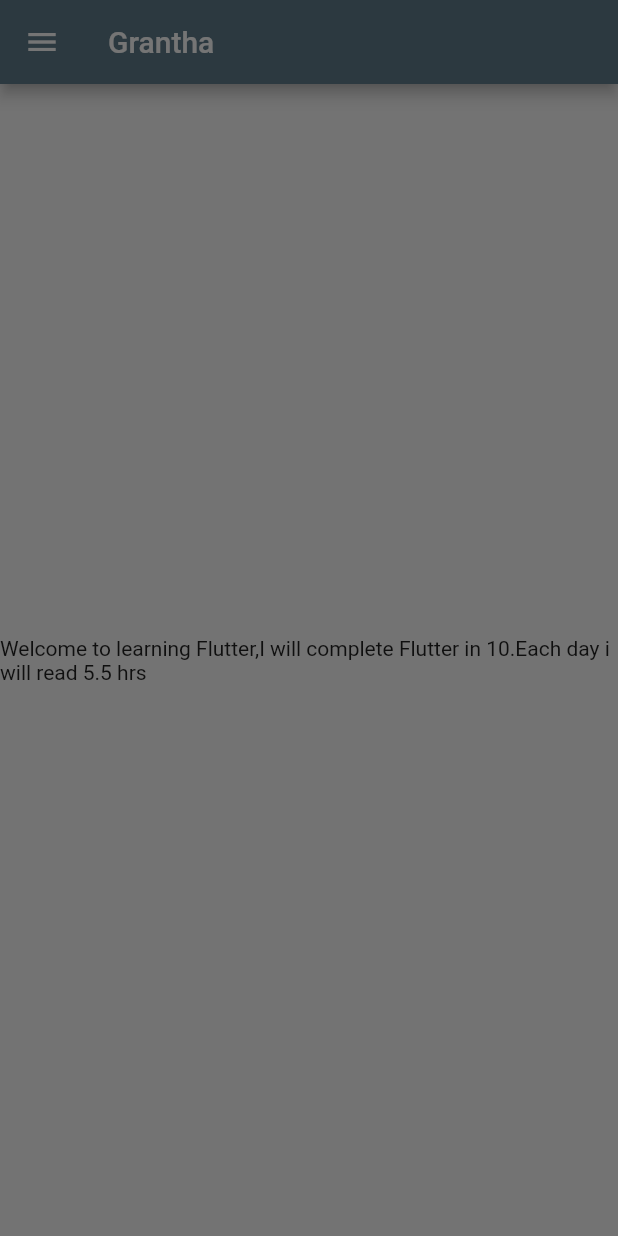
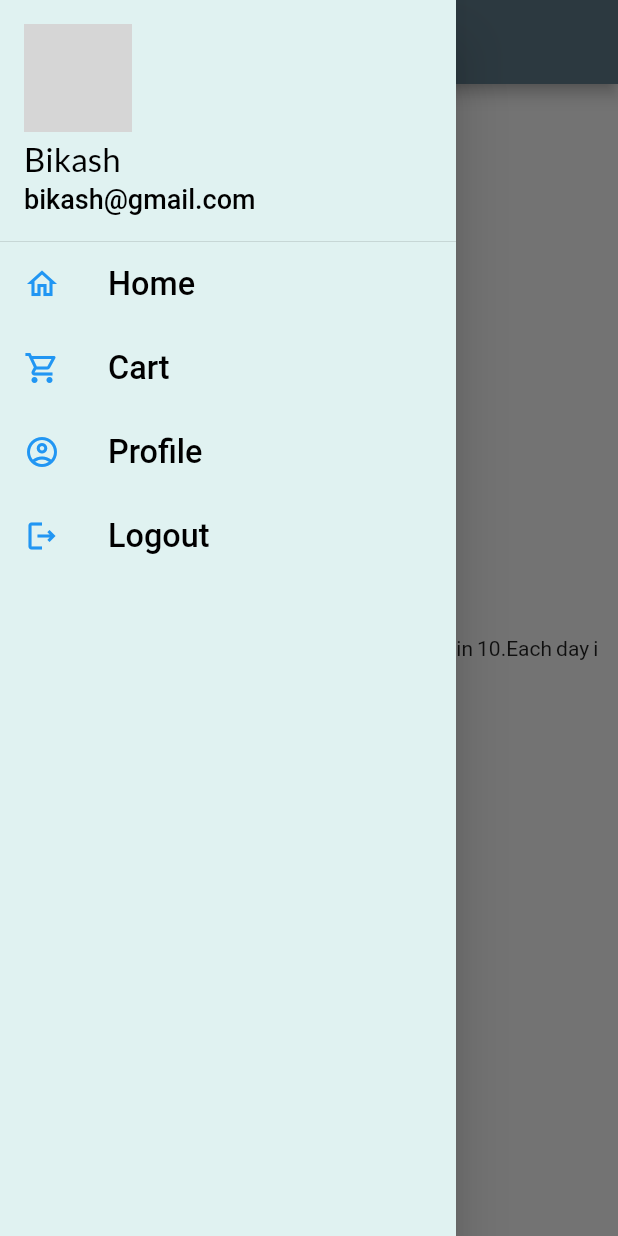
Before and after one commit to Bikash888/flutter_learning, a Flutter app: the Home screen opened by its route, with the side drawer open, on a phone screen of 412 x 824 dp. Run offline on Flutter 3.47's test engine with Material 2 defaults, Android fonts, the phone set to English and light mode, and no system bars; our stand-ins replace google_fonts; network calls fail; Roboto replaces fonts that are missing (Arapey); grey boxes are pictures that could not be loaded.

Commit message:
sidebar drawer added

```diff
--- a/lib/widgets/drawer.dart
+++ b/lib/widgets/drawer.dart
@@ -1,10 +1,104 @@
 import 'package:flutter/material.dart';
+import 'package:google_fonts/google_fonts.dart';
 
 class StyledDrawer extends StatelessWidget {
   const StyledDrawer({Key? key}) : super(key: key);
 
   @override
   Widget build(BuildContext context) {
-    return Container();
+    final imageUrl =
+        'https://i.picsum.photos/id/1074/5472/3648.jpg?hmac=w-Fbv9bl0KpEUgZugbsiGk3Y2-LGAuiLZOYsRk0zo4A';
+    return Drawer(
+      child: Container(
+        color: Colors.teal[50],
+        child: ListView(
+          padding: EdgeInsets.zero,
+          children: [
+            DrawerHeader(
+                padding: EdgeInsets.zero,
+                margin: EdgeInsets.zero,
+                child: UserAccountsDrawerHeader(
+                    decoration: BoxDecoration(
+                      color: Colors.teal[50],
+                    ),
+                    margin: EdgeInsets.zero,
+                    accountName: Text(
+                      "Bikash",
+                      style: TextStyle(
+                          color: Colors.black,
+                          fontSize: 22,
+                          fontFamily: GoogleFonts.lato().fontFamily,
+                          fontWeight: FontWeight.w500),
+                    ),
+                    accountEmail: Text(
+                      "bikash@gmail.com",
+                      style: TextStyle(
+                          color: Colors.black,
+                          fontSize: 18,
+                          fontWeight: FontWeight.w500),
+                    ),
+                    currentAccountPicture: CircleAvatar(
+                      backgroundImage: NetworkImage(imageUrl),
+                    ))),
+            ListTile(
+              leading: Icon(
+                Icons.home_outlined,
+                color: Colors.blue,
+              ),
+              title: Text(
+                "Home",
+                textScaleFactor: 1.2,
+                style: TextStyle(
+                    color: Colors.black,
+                    fontSize: 18,
+                    fontWeight: FontWeight.w500),
+              ),
+            ),
+            ListTile(
+              leading: Icon(
+                Icons.shopping_cart_outlined,
+                color: Colors.blue,
+              ),
+              title: Text(
+                "Cart",
+                textScaleFactor: 1.2,
+                style: TextStyle(
+                    color: Colors.black,
+                    fontSize: 18,
+                    fontWeight: FontWeight.w500),
+              ),
+            ),
+            ListTile(
+              leading: Icon(
+                Icons.account_circle_outlined,
+                color: Colors.blue,
+              ),
+              title: Text(
+                "Profile",
+                textScaleFactor: 1.2,
+                style: TextStyle(
+                    color: Colors.black,
+                    fontSize: 18,
+                    fontWeight: FontWeight.w500),
+              ),
+            ),
+            ListTile(
+              leading: Icon(
+                Icons.logout_outlined,
+                color: Colors.blue,
+              ),
+              title: Text(
+                "Logout",
+                textScaleFactor: 1.2,
+                style: TextStyle(
+                    color: Colors.black,
+                    fontSize: 18,
+                    fontWeight: FontWeight.w500),
+              ),
+            ),
+          ],
+        ),
+      ),
+    );
   }
 }
```
